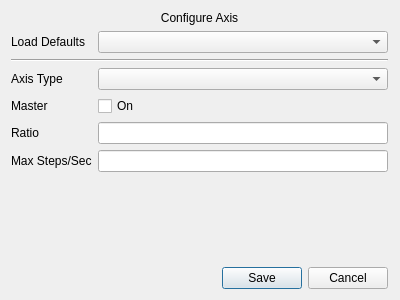
Old version of the form Graffik/gui/core/Options/axisoptionsdialog.ui in the repository DynamicPerception/Graffik_Legacy.
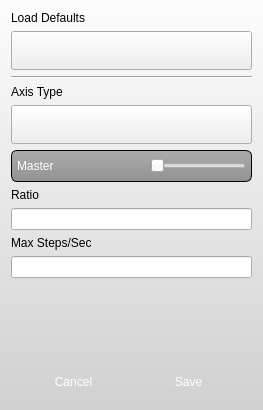
New version of the form. Icons and pictures are not drawn. Custom widgets are drawn as their Qt base class.

```diff
--- a/Graffik/gui/core/Options/axisoptionsdialog.ui
+++ b/Graffik/gui/core/Options/axisoptionsdialog.ui
@@ -6,89 +6,147 @@
    <rect>
     <x>0</x>
     <y>0</y>
-    <width>400</width>
-    <height>300</height>
+    <width>263</width>
+    <height>410</height>
    </rect>
   </property>
   <property name="windowTitle">
    <string>Axis Options</string>
   </property>
-  <layout class="QGridLayout" name="gridLayout_2">
-   <item row="0" column="0">
-    <layout class="QGridLayout" name="gridLayout">
-     <item row="9" column="0" colspan="2">
-      <widget class="QDialogButtonBox" name="buttonBox">
-       <property name="orientation">
-        <enum>Qt::Horizontal</enum>
-       </property>
-       <property name="standardButtons">
-        <set>QDialogButtonBox::Cancel|QDialogButtonBox::Save</set>
-       </property>
-      </widget>
-     </item>
-     <item row="3" column="0">
-      <widget class="QLabel" name="label">
-       <property name="text">
-        <string>Axis Type</string>
-       </property>
-      </widget>
-     </item>
-     <item row="3" column="1">
-      <widget class="QComboBox" name="typeCombo"/>
-     </item>
-     <item row="4" column="0">
-      <widget class="QLabel" name="label_4">
-       <property name="text">
-        <string>Master</string>
-       </property>
-      </widget>
-     </item>
-     <item row="4" column="1">
-      <widget class="QCheckBox" name="masterCheck">
-       <property name="text">
-        <string>On</string>
-       </property>
-      </widget>
-     </item>
-     <item row="5" column="0">
-      <widget class="QLabel" name="label_3">
-       <property name="text">
-        <string>Ratio</string>
-       </property>
-      </widget>
-     </item>
-     <item row="5" column="1">
-      <widget class="QLineEdit" name="ratioLine"/>
-     </item>
-     <item row="1" column="0">
-      <widget class="QLabel" name="label_2">
+  <property name="styleSheet">
+   <string notr="true">QComboBox:drop-down {
+border-image: url(:/core/drop-down-sm-blue.png);
+border: 0px transparent;
+}
+
+QComboBox {
+min-height: 33px;
+min-width: 100px;
+}
+
+#AxisOptionsDialog {
+background-color:qlineargradient(spread:pad, x1:0, y1:0, x2:0, y2:1, stop:0 rgba(253, 253, 253, 255), stop:1 rgba(208, 208, 208, 255));
+}
+
+
+SlideToggle {
+min-width: 66px;
+max-width: 66px;
+min-height: 34px;
+max-height: 34px;
+}
+
+SlideToggle::groove:horizontal {
+ border-image: url(:/core/toggle-bg.png); 
+border: 0px transparent;
+ border-left: -9px transparent;
+ border-right: -8px transparent;
+ border-bottom: -5px transparent;
+ border-top: 0px transparent;
+/* border: 0px transparent;*/
+ padding: 0px;
+ margin: 0px;
+}
+
+SlideToggle::handle:horizontal {
+margin:0px;
+padding:0px;
+image: url(:/core/slider-handle-blue.png);
+}
+
+SlideToggle {
+margin:4px;
+}
+
+#masterFrame {
+/*background-color: qlineargradient(spread:pad, x1:0, y1:0, x2:0, y2:1, stop:0 rgba(172, 172, 172, 255), stop:1 rgba(146, 146, 146, 255));*/
+ background-color: qlineargradient(spread:pad, x1:0, y1:0, x2:0, y2:1, stop:0 rgba(172, 172, 172, 255), stop:1 rgba(146, 146, 146, 255));
+border: 1px solid rgb(0,0,0);
+border-radius: 6px;
+max-height: 40px;
+padding: 5px;
+}
+
+#masterFrame QLabel {
+color: rgb(255,255,255);
+font: 12pt &quot;Lucida Sans&quot;;
+}
+
+#buttonFrame {
+border: 0px;
+}
+
+#buttonFrame QPushButton {
+padding:10px;
+color: rgb(255,255,255);
+font: 12px &quot;Lucida Sans&quot;;
+max-width:75px;
+max-height: 24px;
+}
+
+#cancelButton {
+border-image: url(:/core/small-gray-but-normal.png);
+border: 0px transparent;
+}
+
+#saveButton {
+border-image: url(:/core/small-blue-but-normal.png);
+border: 0px transparent;
+}
+</string>
+  </property>
+  <layout class="QVBoxLayout" name="verticalLayout">
+   <item>
+    <widget class="QLabel" name="defLabel">
        <property name="text">
         <string>Load Defaults</string>
        </property>
       </widget>
      </item>
-     <item row="1" column="1">
+   <item>
       <widget class="QComboBox" name="defaultCombo"/>
      </item>
-     <item row="2" column="0" colspan="2">
+   <item>
       <widget class="Line" name="line">
        <property name="orientation">
         <enum>Qt::Horizontal</enum>
        </property>
       </widget>
      </item>
-     <item row="0" column="0" colspan="2">
-      <widget class="QLabel" name="mainLabel">
+   <item>
+    <widget class="QLabel" name="typeLabel">
        <property name="text">
-        <string>Configure Axis</string>
-       </property>
-       <property name="alignment">
-        <set>Qt::AlignCenter</set>
-       </property>
-      </widget>
-     </item>
-     <item row="8" column="0" colspan="2">
-      <spacer name="horizontalSpacer">
+      <string>Axis Type</string>
+     </property>
+    </widget>
+   </item>
+   <item>
+    <widget class="QComboBox" name="typeCombo"/>
+   </item>
+   <item>
+    <widget class="QFrame" name="masterFrame">
+     <property name="frameShape">
+      <enum>QFrame::StyledPanel</enum>
+     </property>
+     <property name="frameShadow">
+      <enum>QFrame::Raised</enum>
+     </property>
+     <layout class="QHBoxLayout" name="horizontalLayout">
+      <property name="spacing">
+       <number>0</number>
+      </property>
+      <property name="margin">
+       <number>0</number>
+      </property>
+      <item>
+       <widget class="QLabel" name="masterLabel">
+        <property name="text">
+         <string>Master</string>
+        </property>
+       </widget>
+      </item>
+      <item>
+       <spacer name="horizontalSpacer_2">
        <property name="orientation">
         <enum>Qt::Horizontal</enum>
        </property>
@@ -100,33 +158,90 @@
        </property>
       </spacer>
      </item>
-     <item row="8" column="2">
+      <item>
+       <widget class="SlideToggle" name="masterToggle">
+        <property name="orientation">
+         <enum>Qt::Horizontal</enum>
+        </property>
+       </widget>
+      </item>
+     </layout>
+    </widget>
+   </item>
+   <item>
+    <widget class="QLabel" name="ratioLabel">
+     <property name="text">
+      <string>Ratio</string>
+     </property>
+    </widget>
+   </item>
+   <item>
+    <widget class="QLineEdit" name="ratioLine"/>
+   </item>
+   <item>
+    <widget class="QLabel" name="maxLabel">
+     <property name="text">
+      <string>Max Steps/Sec</string>
+     </property>
+    </widget>
+   </item>
+   <item>
+    <widget class="QLineEdit" name="maxLine"/>
+   </item>
+   <item>
       <spacer name="verticalSpacer">
        <property name="orientation">
         <enum>Qt::Vertical</enum>
        </property>
        <property name="sizeHint" stdset="0">
         <size>
-         <width>1</width>
+       <width>20</width>
          <height>40</height>
         </size>
        </property>
       </spacer>
      </item>
-     <item row="6" column="0">
-      <widget class="QLabel" name="label_5">
+   <item>
+    <widget class="QFrame" name="buttonFrame">
+     <property name="frameShape">
+      <enum>QFrame::StyledPanel</enum>
+     </property>
+     <property name="frameShadow">
+      <enum>QFrame::Raised</enum>
+     </property>
+     <layout class="QHBoxLayout" name="horizontalLayout_2">
+      <property name="spacing">
+       <number>5</number>
+      </property>
+      <property name="margin">
+       <number>0</number>
+      </property>
+      <item>
+       <widget class="QPushButton" name="cancelButton">
        <property name="text">
-        <string>Max Steps/Sec</string>
+         <string>Cancel</string>
        </property>
       </widget>
      </item>
-     <item row="6" column="1">
-      <widget class="QLineEdit" name="maxLine"/>
-     </item>
-    </layout>
+      <item>
+       <widget class="QPushButton" name="saveButton">
+        <property name="text">
+         <string>Save</string>
+        </property>
+       </widget>
+      </item>
+     </layout>
+    </widget>
    </item>
   </layout>
  </widget>
+ <customwidgets>
+  <customwidget>
+   <class>SlideToggle</class>
+   <extends>QSlider</extends>
+   <header>core/Widgets/slidetoggle.h</header>
+  </customwidget>
+ </customwidgets>
  <resources/>
  <connections>
   <connection>
```
Left out of the diff: 35 changed lines with no effect on the pictures. Lines whose indentation alone changed are shown as unchanged.
